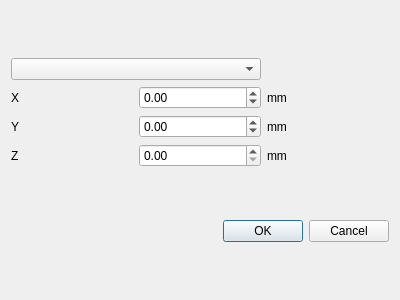
Old version of the form src/qudi/gui/fluidics/ui_position1_settings.ui in the repository NollmannLab/qudi-core-HiM.
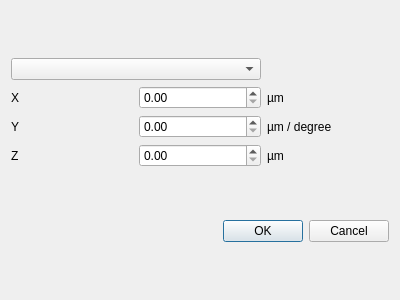
New version of the form.

What changed in the file:
```diff
--- a/src/qudi/gui/fluidics/ui_position1_settings.ui
+++ b/src/qudi/gui/fluidics/ui_position1_settings.ui
@@ -40,41 +40,41 @@
      <item row="2" column="2">
       <widget class="QLabel" name="label_5">
        <property name="text">
-        <string>mm</string>
+        <string>µm / degree</string>
        </property>
       </widget>
      </item>
      <item row="3" column="2">
       <widget class="QLabel" name="label_6">
        <property name="text">
-        <string>mm</string>
+        <string>µm</string>
        </property>
       </widget>
      </item>
      <item row="1" column="2">
       <widget class="QLabel" name="label_4">
        <property name="text">
-        <string>mm</string>
+        <string>µm</string>
        </property>
       </widget>
      </item>
      <item row="1" column="1">
       <widget class="QDoubleSpinBox" name="x_pos_DSpinBox">
        <property name="minimum">
-        <double>-100.000000000000000</double>
+        <double>0.000000000000000</double>
        </property>
        <property name="maximum">
-        <double>100.000000000000000</double>
+        <double>50000.000000000000000</double>
        </property>
       </widget>
      </item>
      <item row="2" column="1">
       <widget class="QDoubleSpinBox" name="y_pos_DSpinBox">
        <property name="minimum">
-        <double>-100.000000000000000</double>
+        <double>0.000000000000000</double>
        </property>
        <property name="maximum">
-        <double>100.000000000000000</double>
+        <double>360.000000000000000</double>
        </property>
       </widget>
      </item>
```
Left out of the diff: 6 changed lines with no effect on the pictures.
